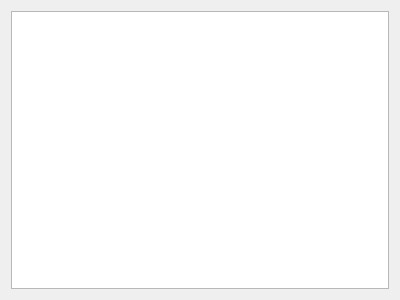
Qt form buildhistorydialog.ui (OldFrostDragon/JenkinsPlugin) before a commit.
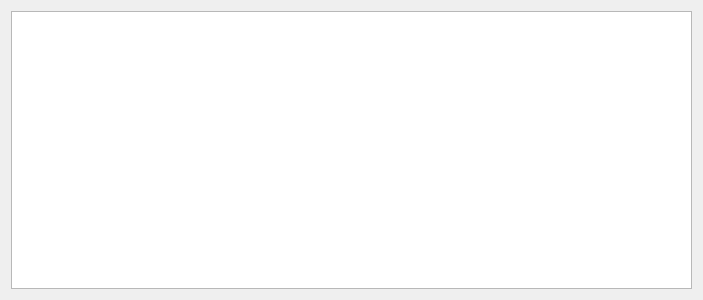
The same form after that commit.

What changed in the file:
```diff
--- a/buildhistorydialog.ui
+++ b/buildhistorydialog.ui
@@ -6,7 +6,7 @@
    <rect>
     <x>0</x>
     <y>0</y>
-    <width>400</width>
+    <width>703</width>
     <height>300</height>
    </rect>
   </property>
@@ -15,7 +15,7 @@
   </property>
   <layout class="QGridLayout" name="gridLayout">
    <item row="0" column="0">
-    <widget class="QListView" name="listView"/>
+    <widget class="QTreeView" name="treeView"/>
    </item>
   </layout>
  </widget>
```
